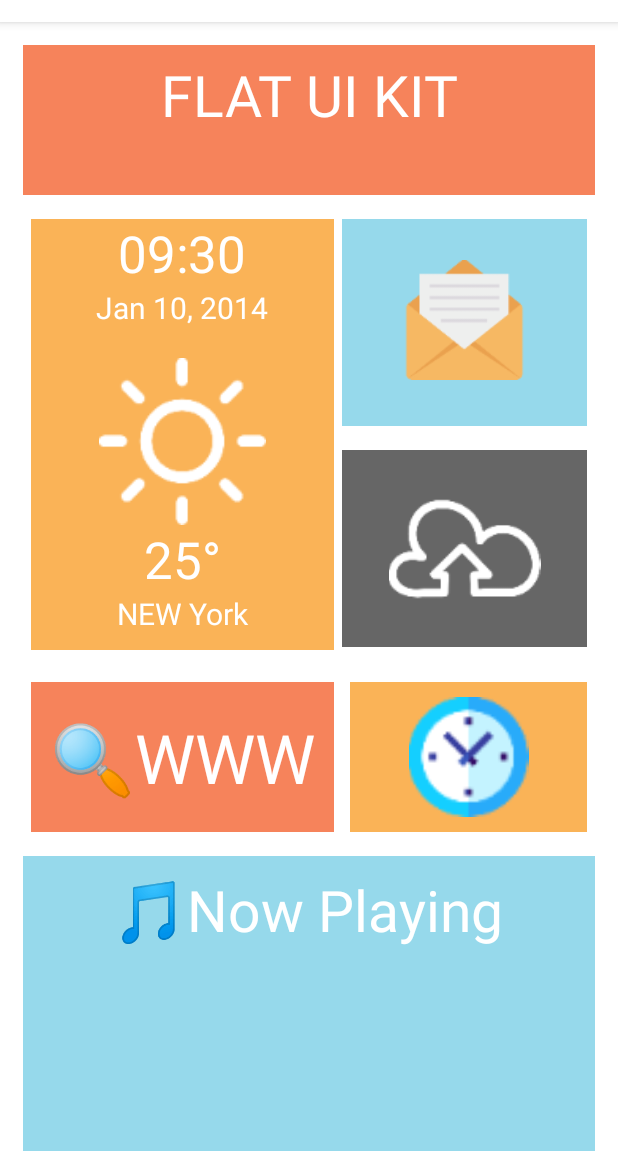
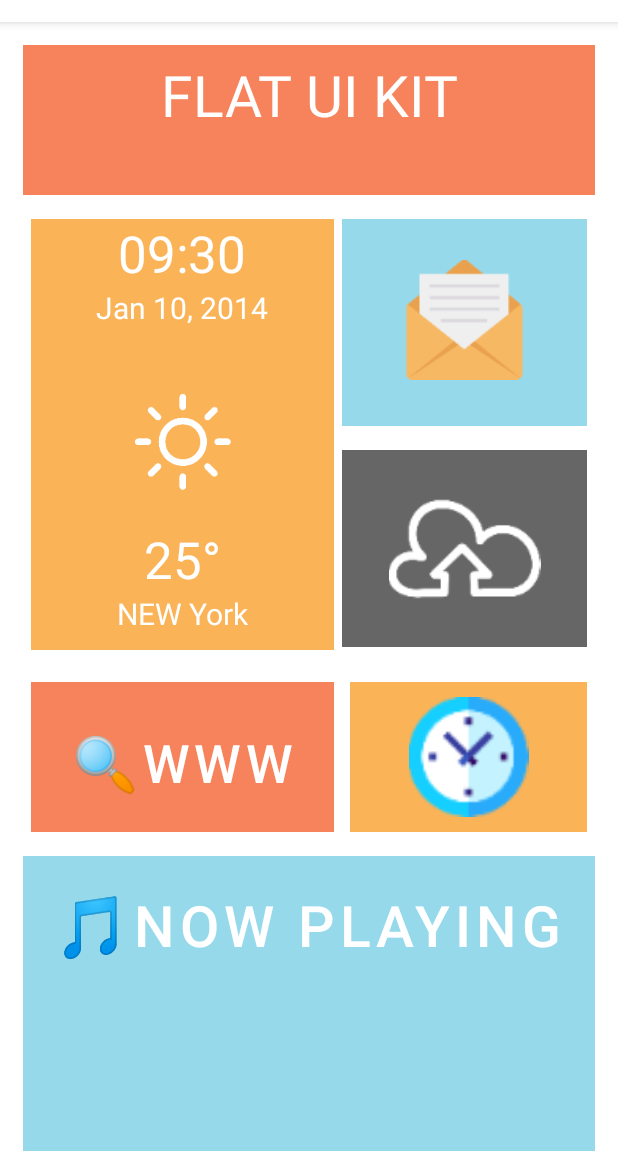
Before and after one commit to Afraim/cse438layout1, an Android app: the screen it shows after launch (MainActivity), on a phone screen of 412 x 824 dp, the part 62-1236 px from its top. Run offline under Robolectric (Android 15) with nearby library versions, the phone set to English and light mode, and no system bars.

Commit message:
17-7-2021: changed imageview to imagebutton. Layout complete

```diff
--- a/app/src/main/res/layout/activity_main.xml
+++ b/app/src/main/res/layout/activity_main.xml
@@ -51,7 +51,8 @@
                 android:textColor="@color/white"
                 android:textSize="20sp" />
 
-            <ImageView
+            <ImageButton
+                android:background="@android:color/transparent"
                 android:layout_width="match_parent"
                 android:layout_height="111dp"
                 android:src="@mipmap/sun"
@@ -87,7 +88,8 @@
                 android:layout_marginBottom="6dp"
                 android:background="@color/sky">
 
-                <ImageView
+                <ImageButton
+                    android:background="@android:color/transparent"
                     android:layout_width="match_parent"
                     android:layout_height="80dp"
                     android:layout_marginTop="27dp"
@@ -102,7 +104,8 @@
                 android:layout_marginTop="10dp"
                 android:background="@color/deep_gray">
 
-                <ImageView
+                <ImageButton
+                    android:background="@android:color/transparent"
                     android:layout_width="match_parent"
                     android:layout_height="101dp"
                     android:layout_marginTop="15dp"
@@ -127,15 +130,16 @@
             android:orientation="horizontal"
             android:background="@color/orange"
             android:layout_margin="5dp">
-            <TextView
+            <Button
+                android:background="@android:color/transparent"
                 android:layout_width="match_parent"
                 android:layout_height="wrap_content"
                 android:text="🔍WWW"
                 android:textColor="@color/white"
                 android:textAlignment="center"
-                android:textSize="45sp"
-                android:layout_marginTop="20dp"
-                />
+                android:textSize="35sp"
+                android:layout_marginTop="20dp"/>
+
         </LinearLayout>
         <FrameLayout
             android:layout_width="match_parent"
@@ -143,13 +147,13 @@
             android:background="@color/lite_orange"
             android:layout_margin="5dp">
 
-            <ImageView
+            <ImageButton
+                android:background="@android:color/transparent"
                 android:layout_width="match_parent"
                 android:layout_height="80dp"
                 android:layout_marginTop="10dp"
                 android:scaleType="fitCenter"
                 android:src="@mipmap/clock"
-
                 />
         </FrameLayout>
     </LinearLayout>
@@ -158,7 +162,8 @@
         android:layout_height="match_parent"
         android:background="@color/sky"
         android:layout_margin="5dp">
-        <TextView
+        <Button
+            android:background="@android:color/transparent"
             android:layout_width="match_parent"
             android:layout_height="wrap_content"
             android:text="🎵Now Playing"
```
